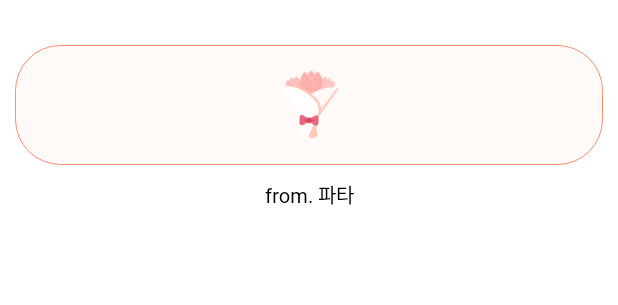
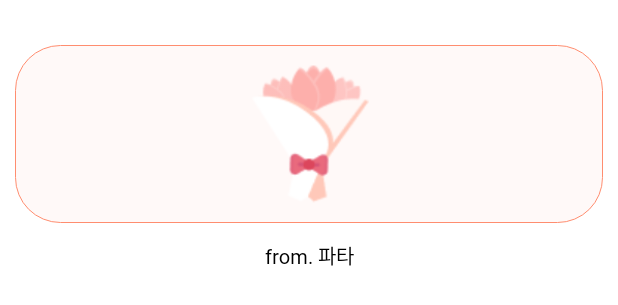
Before and after one commit to SOLUX-APP1-FLORY/Flory-Android, an Android app: the layout item_gift_presents.xml on its own in the app's theme, with its tools: preview values and no code run, on a phone screen of 412 x 824 dp. Shown: the top 305 px of the screen. Run offline under Robolectric (Android 15) with nearby library versions, the phone set to English and light mode, and no system bars.

Commit message:
mod: 피드백 수정

```diff
--- a/app/src/main/res/layout/item_gift_presents.xml
+++ b/app/src/main/res/layout/item_gift_presents.xml
@@ -13,17 +13,16 @@
         android:layout_height="wrap_content"
         android:layout_margin="10dp"
         android:background="@drawable/shape_peach4_radius30_peach1_stroke"
-        android:paddingHorizontal="20dp"
-        android:paddingVertical="10dp"
-        android:paddingBottom="10dp"
+        android:paddingHorizontal="6dp"
+        android:paddingVertical="9dp"
         app:layout_constraintEnd_toEndOf="parent"
         app:layout_constraintStart_toStartOf="parent"
         app:layout_constraintTop_toTopOf="parent">
 
         <ImageView
             android:id="@+id/iv_presents_image"
-            android:layout_width="40dp"
-            android:layout_height="60dp"
+            android:layout_width="80dp"
+            android:layout_height="100dp"
             android:src="@drawable/ic_bouquet_tulip"
             app:layout_constraintEnd_toEndOf="parent"
             app:layout_constraintStart_toStartOf="parent"
@@ -34,7 +33,7 @@
         android:id="@+id/ll_presents_info"
         android:layout_width="wrap_content"
         android:layout_height="wrap_content"
-        android:layout_marginTop="10dp"
+        android:layout_marginTop="12dp"
         app:layout_constraintEnd_toEndOf="parent"
         app:layout_constraintStart_toStartOf="parent"
         app:layout_constraintTop_toBottomOf="@+id/cl_presents_image">
```
